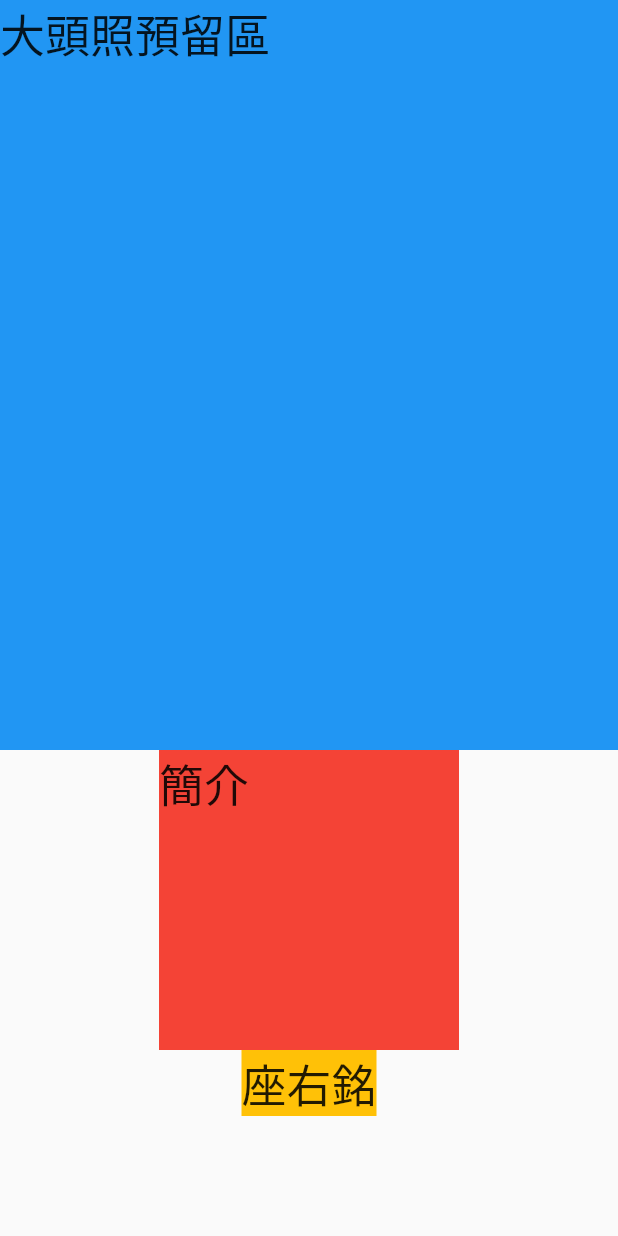
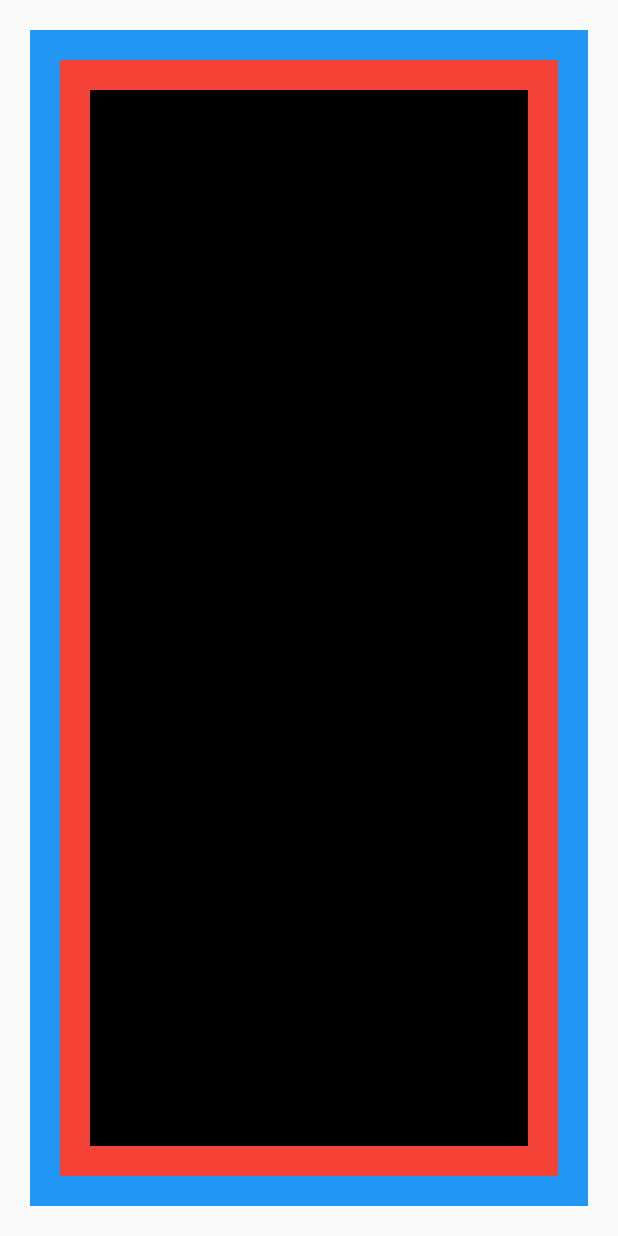
Before and after one commit to atorigin/flutter_book, a Flutter app: the screen it shows after launch, on a phone screen of 412 x 824 dp. Run offline on Flutter 3.47's test engine with Material 2 defaults, Android fonts, the phone set to English and light mode, and no system bars.

Commit message:
練習 3-5-1

```diff
--- a/ch3/lib/screens/home_screen.dart
+++ b/ch3/lib/screens/home_screen.dart
@@ -5,109 +5,17 @@ class HomeScreen extends StatelessWidget {
   @override
   Widget build(BuildContext context) {
     // ignore: prefer_const_constructors
-    // 錯誤版本的 , ch3-4-2 拿掉 Expanded
-    // return Scaffold(
-    //   body: Column(
-    //     children: [
-    //       Container(
-    //         width: 500,
-    //         height: 500,
-    //         color: Colors.blue,
-    //         child: Text(
-    //           "大頭照預留區",
-    //           style: TextStyle(fontSize: 30),
-    //         ),
-    //       ),
-    //       Container(
-    //         width: 200,
-    //         height: 200,
-    //         color: Colors.red,
-    //         child: Text(
-    //           "簡介",
-    //           style: TextStyle(fontSize: 30),
-    //         ),
-    //       ),
-    //       Container(
-    //         color: Colors.amber,
-    //         child: Text(
-    //           "座右銘",
-    //           style: TextStyle(fontSize: 30),
-    //         )
-    //       )
-    //     ]
-    //   ),
-    // );
-
-    // 3-4-2 Expanded
-    // return Scaffold(
-    //   body: Column(
-    //     children: [
-    //       Expanded(
-    //         child: Container(
-    //           width: 500,
-    //           height: 500,
-    //           color: Colors.blue,
-    //           child: Text(
-    //             "大頭照預留區",
-    //             style: TextStyle(fontSize: 30),
-    //           ),
-    //         )
-    //       ),
-    //       Expanded(
-    //         child: Container(
-    //           height: 200,
-    //           width: 200,
-    //           color: Colors.red,
-    //           child: Text(
-    //             "簡介",
-    //             style: TextStyle(fontSize: 30),
-    //           ),
-    //         )
-    //       ),
-    //       Expanded(
-    //         child: Container(
-    //           color: Colors.amber,
-    //           child: Text(
-    //             "座右銘",
-    //             style: TextStyle(fontSize: 30),
-    //           ),
-    //         )
-    //       ),
-    //     ],
-    //   )
-    //   );
-
-    // 3-4-3 SingleChildScrollView
     return Scaffold(
-      body: SingleChildScrollView(
-        child: Column(
-          children: [
-            Container(
-              width: 500,
-              height: 500,
-              color: Colors.blue,
-              child: Text(
-                "大頭照預留區",
-                style: TextStyle(fontSize: 30),
-              ),
-            ),
-            Container(
-              width: 200,
-              height: 200,
-              color: Colors.red,
-              child: Text(
-                "簡介",
-                style: TextStyle(fontSize: 30),
-              ),
-            ),
-            Container(
-              color: Colors.amber,
-              child: Text(
-                "座右銘",
-                style: TextStyle(fontSize: 30),
-              ),
-            )
-          ]
+      body: Container(
+        margin: EdgeInsets.all(20),
+        color: Colors.blue,
+        child: Container(
+          margin: EdgeInsets.all(20),
+          color: Colors.red,
+          child: Container(
+            margin: EdgeInsets.all(20),
+            color: Colors.black,
+          ),
         ),
       ),
     );
```
